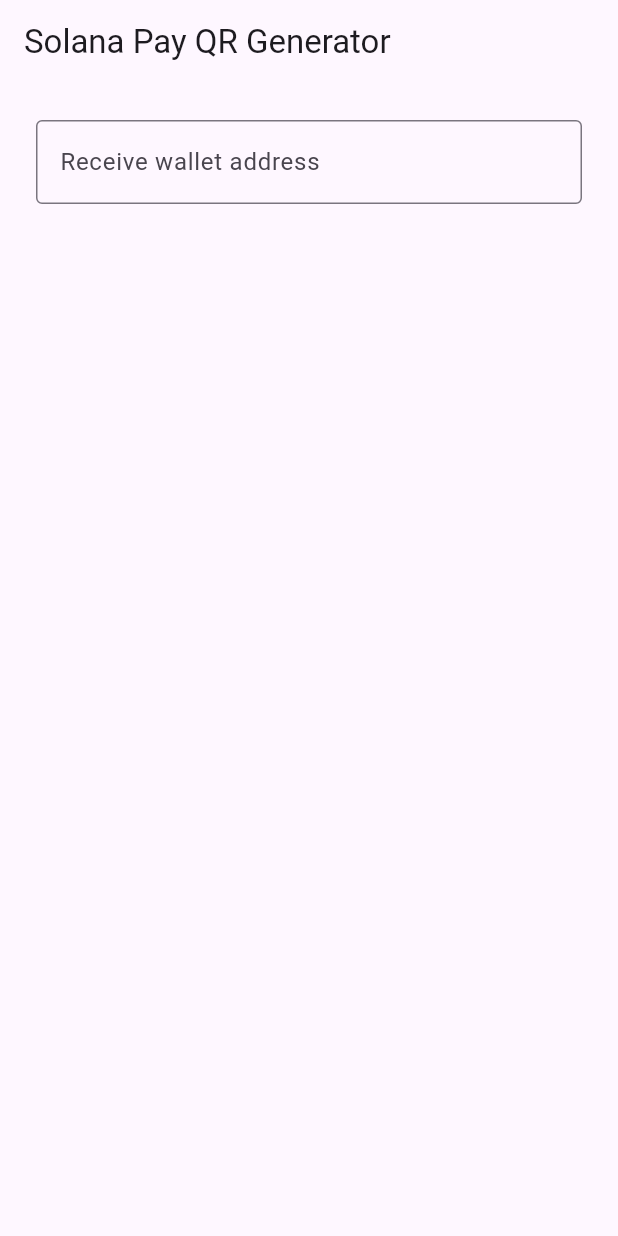
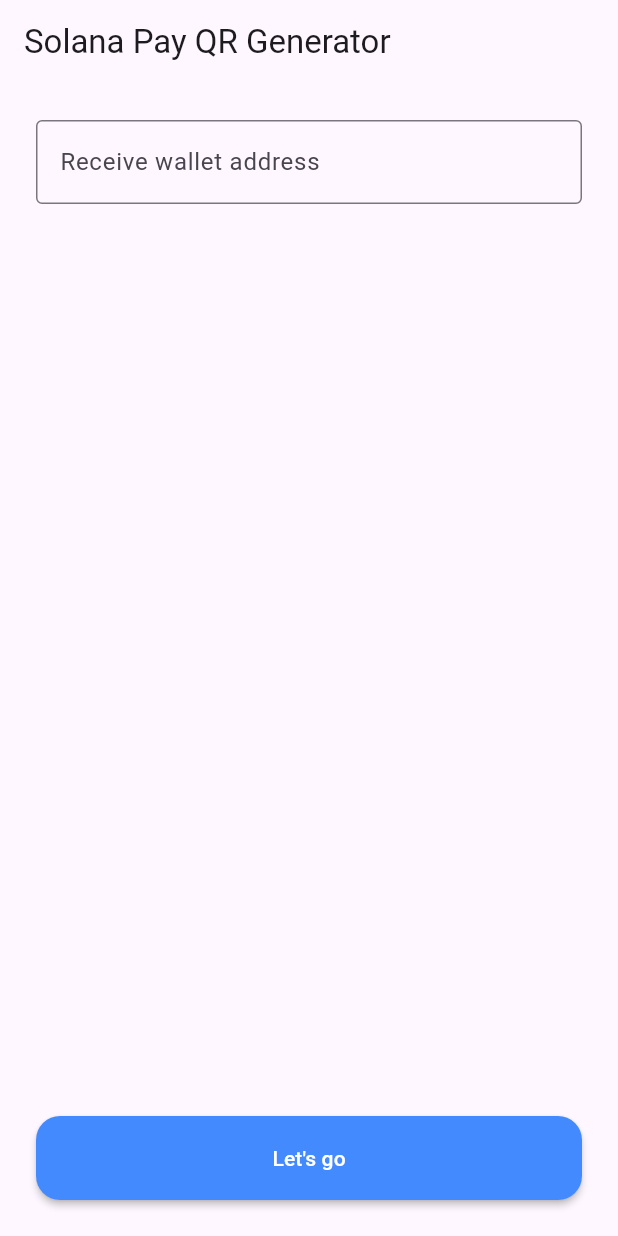
Before and after one commit to kackogut/solana_pay_generator, a Flutter app: the screen it shows after launch, on a phone screen of 412 x 824 dp. Run offline on Flutter 3.47's test engine with Material 2 defaults, Android fonts, the phone set to English and light mode, and no system bars; our stand-ins replace equatable, flutter_bloc.

Commit message:
Add bottom generate button

```diff
--- a/lib/feature/input/parameters_input_screen.dart
+++ b/lib/feature/input/parameters_input_screen.dart
@@ -10,12 +10,10 @@ class ParametersInputScreen extends StatelessWidget {
   @override
   Widget build(BuildContext context) => Scaffold(
       appBar: AppBar(
-          title: Text("Solana Pay QR Generator"),
+        title: const Text("Solana Pay QR Generator"),
       ),
       body: BlocBuilder<ParametersInputCubit, ParametersInputState>(
-          builder: (context, state) => InputBody(state: state)
-        )
-      );
+          builder: (context, state) => InputBody(state: state)));
 }
 
 class InputBody extends StatelessWidget {
@@ -26,15 +24,42 @@ class InputBody extends StatelessWidget {
   @override
   Widget build(BuildContext context) {
     return Column(
+      mainAxisSize: MainAxisSize.max,
+      crossAxisAlignment: CrossAxisAlignment.stretch,
+      children: [
+        ListView(
+          shrinkWrap: true,
           children: [
             Padding(
-          padding: EdgeInsets.all(24.0),
+              padding: const EdgeInsets.all(24.0),
               child: TextField(
-            decoration: InputDecoration(
+                decoration: const InputDecoration(
                   border: OutlineInputBorder(),
                   labelText: 'Receive wallet address',
                 ),
-            onChanged: (address) => context.read<ParametersInputCubit>().onAddressChange(address),
+                onChanged: (address) => context
+                    .read<ParametersInputCubit>()
+                    .onAddressChange(address),
+              ),
+            )
+          ],
+        ),
+        const Spacer(),
+        Padding(
+          padding: const EdgeInsets.all(24.0),
+          child: MaterialButton(
+            onPressed: () {},
+            color: Colors.blueAccent,
+            shape: RoundedRectangleBorder(
+              borderRadius: BorderRadius.circular(16.0),
+            ),
+            height: 56.0,
+            child: const Text(
+                "Let's go",
+                style: TextStyle(
+                  color: Colors.white
+                ),
+            ),
           ),
         )
       ],
```
Lines whose indentation alone changed are shown as unchanged.
